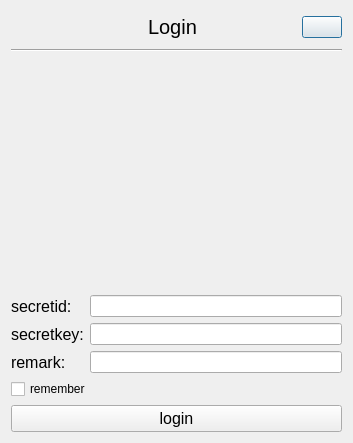
This is src/uilogin/logindialog.ui in swicooooo/qos as Qt 5 draws it before an edit. The edited form follows.
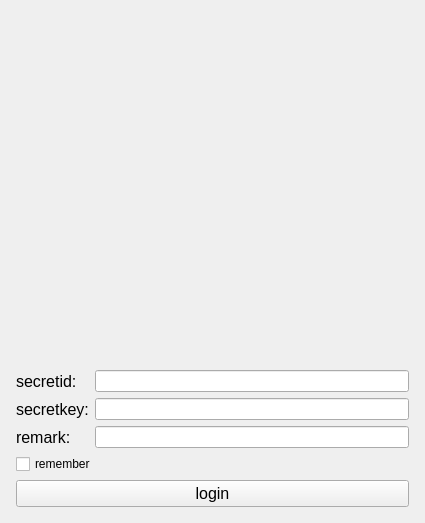
This is the edited form.

The edit to the form file:
```diff
--- a/src/uilogin/logindialog.ui
+++ b/src/uilogin/logindialog.ui
@@ -1,13 +1,13 @@
 <?xml version="1.0" encoding="UTF-8"?>
 <ui version="4.0">
  <class>LoginDialog</class>
- <widget class="QDialog" name="LoginDialog">
+ <widget class="QWidget" name="LoginDialog">
   <property name="geometry">
    <rect>
     <x>0</x>
     <y>0</y>
-    <width>353</width>
-    <height>443</height>
+    <width>425</width>
+    <height>523</height>
    </rect>
   </property>
   <property name="windowTitle">
@@ -16,89 +16,34 @@
   <layout class="QGridLayout" name="gridLayout_2">
    <item row="0" column="0">
     <layout class="QGridLayout" name="gridLayout">
-     <item row="4" column="0">
+     <property name="leftMargin">
+      <number>5</number>
+     </property>
+     <property name="topMargin">
+      <number>5</number>
+     </property>
+     <property name="rightMargin">
+      <number>5</number>
+     </property>
+     <property name="bottomMargin">
+      <number>5</number>
+     </property>
+     <item row="2" column="0">
       <widget class="QCheckBox" name="checkBoxRemember">
        <property name="text">
         <string>remember</string>
        </property>
       </widget>
      </item>
-     <item row="0" column="0" colspan="2">
-      <layout class="QHBoxLayout" name="horizontalLayout">
-       <item>
-        <widget class="QLabel" name="labelLogo">
-         <property name="minimumSize">
-          <size>
-           <width>32</width>
-           <height>32</height>
-          </size>
-         </property>
-         <property name="text">
-          <string/>
-         </property>
-        </widget>
-       </item>
-       <item>
-        <spacer name="horizontalSpacer">
-         <property name="orientation">
-          <enum>Qt::Horizontal</enum>
-         </property>
-         <property name="sizeHint" stdset="0">
-          <size>
-           <width>40</width>
-           <height>20</height>
-          </size>
-         </property>
-        </spacer>
-       </item>
-       <item>
-        <widget class="QLabel" name="labelTitle">
-         <property name="font">
-          <font>
-           <pointsize>15</pointsize>
-          </font>
-         </property>
-         <property name="text">
-          <string>Login</string>
-         </property>
-        </widget>
-       </item>
-       <item>
-        <spacer name="horizontalSpacer_2">
-         <property name="orientation">
-          <enum>Qt::Horizontal</enum>
-         </property>
-         <property name="sizeHint" stdset="0">
-          <size>
-           <width>40</width>
-           <height>20</height>
-          </size>
-         </property>
-        </spacer>
-       </item>
-       <item>
-        <widget class="QPushButton" name="pushButtonClose">
-         <property name="text">
-          <string/>
-         </property>
-        </widget>
-       </item>
-      </layout>
-     </item>
      <item row="1" column="0" colspan="2">
-      <widget class="Line" name="line">
-       <property name="orientation">
-        <enum>Qt::Horizontal</enum>
-       </property>
-      </widget>
-     </item>
-     <item row="3" column="0" colspan="2">
       <layout class="QFormLayout" name="formLayout">
        <item row="0" column="0">
         <widget class="QLabel" name="labelsecretid">
          <property name="font">
           <font>
            <pointsize>12</pointsize>
+           <italic>false</italic>
+           <bold>false</bold>
           </font>
          </property>
          <property name="text">
@@ -114,6 +59,8 @@
          <property name="font">
           <font>
            <pointsize>12</pointsize>
+           <italic>false</italic>
+           <bold>false</bold>
           </font>
          </property>
          <property name="text">
@@ -129,6 +76,8 @@
          <property name="font">
           <font>
            <pointsize>12</pointsize>
+           <italic>false</italic>
+           <bold>false</bold>
           </font>
          </property>
          <property name="text">
@@ -141,7 +90,21 @@
        </item>
       </layout>
      </item>
-     <item row="2" column="1">
+     <item row="3" column="0" colspan="2">
+      <widget class="QPushButton" name="pushButtonLogin">
+       <property name="font">
+        <font>
+         <pointsize>12</pointsize>
+         <italic>false</italic>
+         <bold>false</bold>
+        </font>
+       </property>
+       <property name="text">
+        <string>login</string>
+       </property>
+      </widget>
+     </item>
+     <item row="0" column="1">
       <spacer name="verticalSpacer_9">
        <property name="orientation">
         <enum>Qt::Vertical</enum>
@@ -154,18 +117,6 @@
        </property>
       </spacer>
      </item>
-     <item row="5" column="0" colspan="2">
-      <widget class="QPushButton" name="pushButtonLogin">
-       <property name="font">
-        <font>
-         <pointsize>12</pointsize>
-        </font>
-       </property>
-       <property name="text">
-        <string>login</string>
-       </property>
-      </widget>
-     </item>
     </layout>
    </item>
   </layout>
```
Left out of the diff: 22 changed lines with no effect on the pictures.
